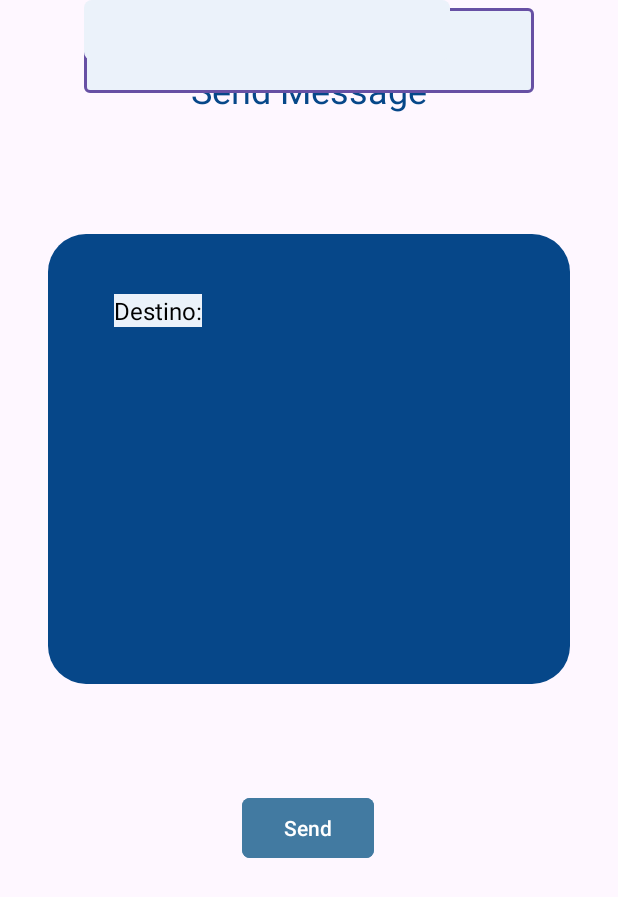
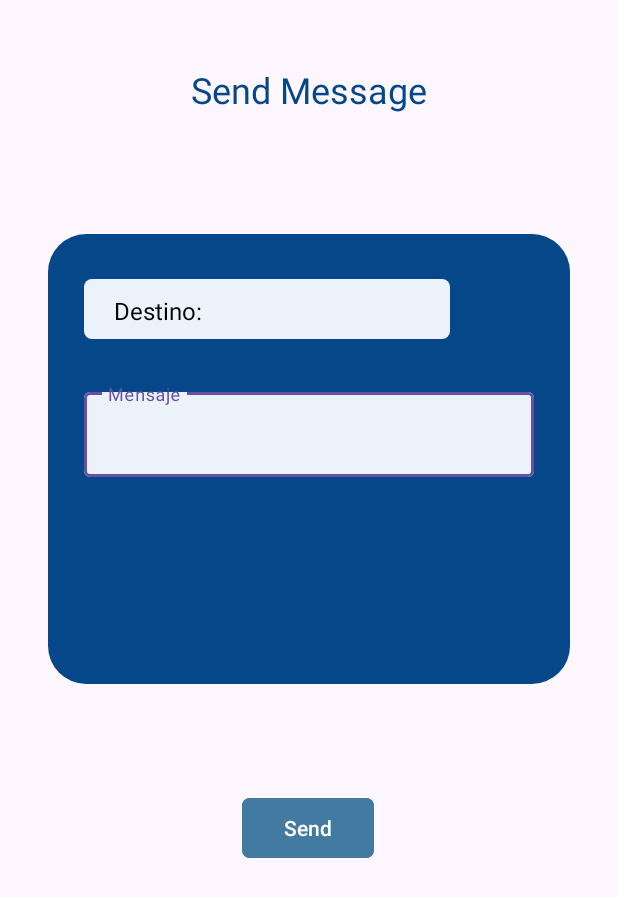
Before and after one commit to WX61-Grupo2-AplicacionesMoviles/MobileApp-Plusroom, an Android app: the SendMessageActivity screen opened directly, with no data from a screen before it, on a phone screen of 412 x 824 dp. Shown: the top 897 px of the screen. Run offline under Robolectric (Android 15) with nearby library versions, the phone set to English and light mode, and no system bars.

Commit message:
Update activity_send_message.xml

```diff
--- a/app/src/main/res/layout/activity_send_message.xml
+++ b/app/src/main/res/layout/activity_send_message.xml
@@ -48,11 +48,12 @@
         android:layout_width="0dp"
         android:layout_height="wrap_content"
         android:layout_marginStart="24dp"
+        android:layout_marginTop="30dp"
         android:layout_marginEnd="24dp"
         app:boxBackgroundColor="@color/skyblue"
         app:layout_constraintEnd_toEndOf="@+id/view3"
         app:layout_constraintStart_toStartOf="@+id/view3"
-        tools:layout_editor_absoluteY="253dp">
+        app:layout_constraintTop_toBottomOf="@+id/view">
 
         <com.google.android.material.textfield.TextInputEditText
             android:id="@+id/etSendMessage"
@@ -66,12 +67,13 @@
         android:layout_width="0dp"
         android:layout_height="40dp"
         android:layout_marginStart="24dp"
+        android:layout_marginTop="30dp"
         android:layout_marginEnd="80dp"
         android:background="@drawable/rounded_destination_message_ui"
         app:layout_constraintEnd_toEndOf="@+id/view3"
-        app:layout_constraintHorizontal_bias="1.0"
+        app:layout_constraintHorizontal_bias="0.0"
         app:layout_constraintStart_toStartOf="@+id/view3"
-        tools:layout_editor_absoluteY="186dp" />
+        app:layout_constraintTop_toTopOf="@+id/view3" />
 
     <TextView
         android:id="@+id/tvDestinationMessage"
```
